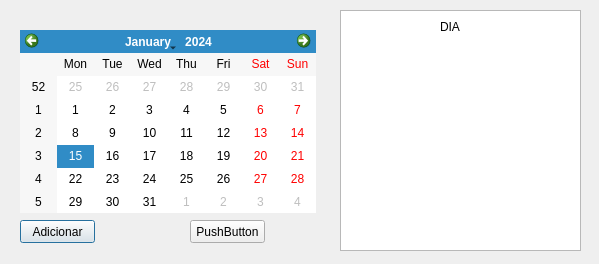
First picture: the form in agendaCompromisso/calendariocompromissos.ui, repository SejaQoxumQuiser/AgendaCompromissos, before the edit.
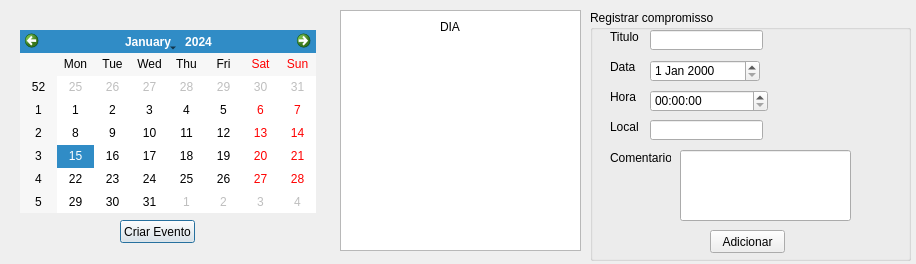
Second picture: the form after the edit.

```diff
--- a/agendaCompromisso/calendariocompromissos.ui
+++ b/agendaCompromisso/calendariocompromissos.ui
@@ -6,7 +6,7 @@
    <rect>
     <x>0</x>
     <y>0</y>
-    <width>599</width>
+    <width>916</width>
     <height>264</height>
    </rect>
   </property>
@@ -23,19 +23,6 @@
     </rect>
    </property>
   </widget>
-  <widget class="QPushButton" name="pushButton">
-   <property name="geometry">
-    <rect>
-     <x>20</x>
-     <y>220</y>
-     <width>75</width>
-     <height>23</height>
-    </rect>
-   </property>
-   <property name="text">
-    <string>Adicionar</string>
-   </property>
-  </widget>
   <widget class="QLabel" name="label">
    <property name="geometry">
     <rect>
@@ -65,14 +52,14 @@
   <widget class="QPushButton" name="pushButton_2">
    <property name="geometry">
     <rect>
-     <x>190</x>
+     <x>120</x>
      <y>220</y>
      <width>75</width>
      <height>23</height>
     </rect>
    </property>
    <property name="text">
-    <string>PushButton</string>
+    <string>Criar Evento</string>
    </property>
   </widget>
   <widget class="QListView" name="listView">
@@ -85,6 +72,153 @@
     </rect>
    </property>
   </widget>
+  <widget class="QGroupBox" name="groupBox">
+   <property name="enabled">
+    <bool>true</bool>
+   </property>
+   <property name="geometry">
+    <rect>
+     <x>590</x>
+     <y>10</y>
+     <width>321</width>
+     <height>251</height>
+    </rect>
+   </property>
+   <property name="title">
+    <string>Registrar compromisso</string>
+   </property>
+   <widget class="QLineEdit" name="lineEdit_2">
+    <property name="geometry">
+     <rect>
+      <x>60</x>
+      <y>110</y>
+      <width>113</width>
+      <height>20</height>
+     </rect>
+    </property>
+   </widget>
+   <widget class="QDateEdit" name="dateEdit">
+    <property name="geometry">
+     <rect>
+      <x>60</x>
+      <y>50</y>
+      <width>110</width>
+      <height>22</height>
+     </rect>
+    </property>
+   </widget>
+   <widget class="QLineEdit" name="lineEdit_3">
+    <property name="enabled">
+     <bool>true</bool>
+    </property>
+    <property name="geometry">
+     <rect>
+      <x>90</x>
+      <y>140</y>
+      <width>171</width>
+      <height>71</height>
+     </rect>
+    </property>
+   </widget>
+   <widget class="QLabel" name="label_6">
+    <property name="geometry">
+     <rect>
+      <x>20</x>
+      <y>80</y>
+      <width>47</width>
+      <height>13</height>
+     </rect>
+    </property>
+    <property name="text">
+     <string>Hora</string>
+    </property>
+   </widget>
+   <widget class="QLabel" name="label_2">
+    <property name="geometry">
+     <rect>
+      <x>20</x>
+      <y>20</y>
+      <width>47</width>
+      <height>13</height>
+     </rect>
+    </property>
+    <property name="text">
+     <string>Titulo</string>
+    </property>
+   </widget>
+   <widget class="QPushButton" name="pushButton_3">
+    <property name="geometry">
+     <rect>
+      <x>120</x>
+      <y>220</y>
+      <width>75</width>
+      <height>23</height>
+     </rect>
+    </property>
+    <property name="text">
+     <string>Adicionar</string>
+    </property>
+   </widget>
+   <widget class="QLabel" name="label_4">
+    <property name="geometry">
+     <rect>
+      <x>20</x>
+      <y>110</y>
+      <width>47</width>
+      <height>13</height>
+     </rect>
+    </property>
+    <property name="text">
+     <string>Local</string>
+    </property>
+   </widget>
+   <widget class="QLineEdit" name="lineEdit">
+    <property name="geometry">
+     <rect>
+      <x>60</x>
+      <y>20</y>
+      <width>113</width>
+      <height>20</height>
+     </rect>
+    </property>
+   </widget>
+   <widget class="QLabel" name="label_5">
+    <property name="geometry">
+     <rect>
+      <x>20</x>
+      <y>140</y>
+      <width>61</width>
+      <height>16</height>
+     </rect>
+    </property>
+    <property name="text">
+     <string>Comentarios</string>
+    </property>
+   </widget>
+   <widget class="QTimeEdit" name="timeEdit">
+    <property name="geometry">
+     <rect>
+      <x>60</x>
+      <y>80</y>
+      <width>118</width>
+      <height>22</height>
+     </rect>
+    </property>
+   </widget>
+   <widget class="QLabel" name="label_3">
+    <property name="geometry">
+     <rect>
+      <x>20</x>
+      <y>50</y>
+      <width>47</width>
+      <height>13</height>
+     </rect>
+    </property>
+    <property name="text">
+     <string>Data</string>
+    </property>
+   </widget>
+  </widget>
   <zorder>listView</zorder>
   <zorder>calendar</zorder>
   <zorder>pushButton</zorder>
```
Left out of the diff: 2 changed lines with no effect on the pictures.
